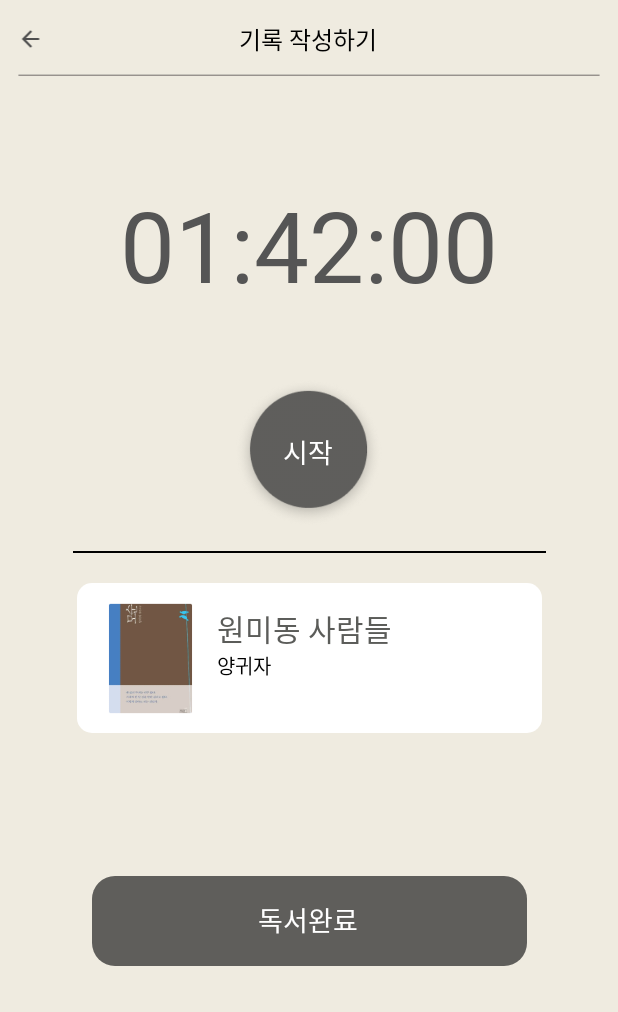
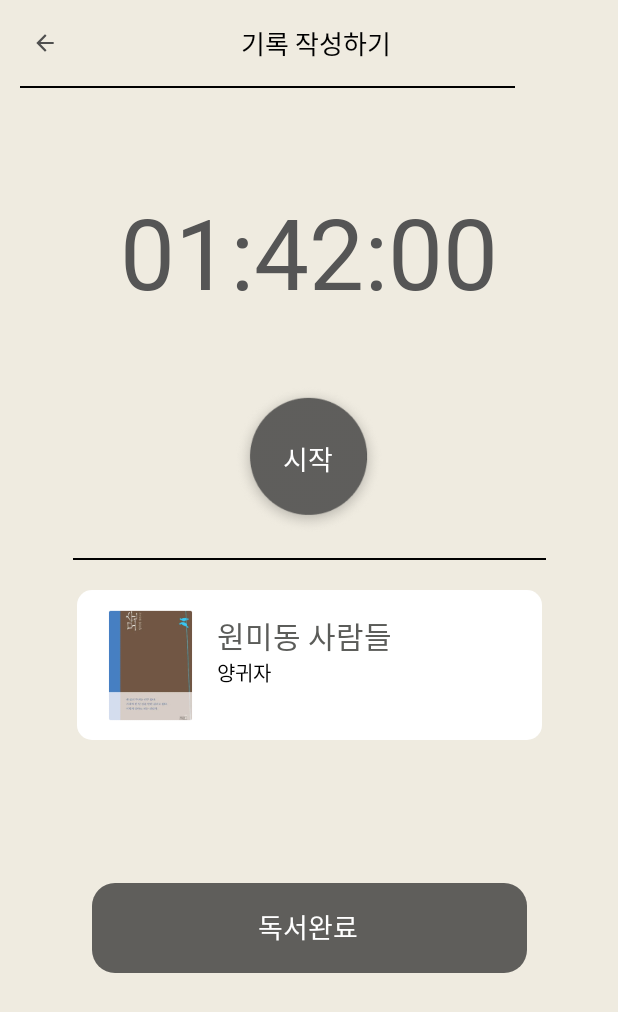
Before and after one commit to ssu-User-Interface/Booking, an Android app: the layout fragment_timer.xml on its own in the app's theme, with its tools: preview values and no code run, on a phone screen of 412 x 824 dp. Shown: the top 1012 px of the screen. Run offline under Robolectric (Android 15) with nearby library versions, the phone set to English and light mode, and no system bars.

Commit message:
[UI/#12] 상단바 디자인 수정

```diff
--- a/app/src/main/res/layout/fragment_timer.xml
+++ b/app/src/main/res/layout/fragment_timer.xml
@@ -1,59 +1,62 @@
 <?xml version="1.0" encoding="utf-8"?>
-<androidx.constraintlayout.widget.ConstraintLayout
-    xmlns:android="http://schemas.android.com/apk/res/android"
+<androidx.constraintlayout.widget.ConstraintLayout xmlns:android="http://schemas.android.com/apk/res/android"
+    xmlns:app="http://schemas.android.com/apk/res-auto"
     xmlns:tools="http://schemas.android.com/tools"
     android:layout_width="match_parent"
     android:layout_height="match_parent"
-    xmlns:app="http://schemas.android.com/apk/res-auto"
     android:background="#EFEBE0">
 
     <LinearLayout
         android:id="@+id/fragment_top"
         android:layout_width="match_parent"
         android:layout_height="wrap_content"
-        app:layout_constraintTop_toTopOf="parent"
-        android:orientation="vertical">
+        android:orientation="vertical"
+        android:paddingTop="15dp"
+        app:layout_constraintTop_toTopOf="parent">
 
         <LinearLayout
-            android:paddingTop="13dp"
             android:layout_width="match_parent"
             android:layout_height="wrap_content"
+            android:layout_gravity="center"
             android:orientation="horizontal">
 
             <ImageView
                 android:id="@+id/iv_back_arrow"
                 android:layout_width="0dp"
                 android:layout_height="wrap_content"
+                android:layout_gravity="center"
+                android:layout_marginStart="10dp"
                 android:layout_weight="1"
-                android:src="@drawable/ic_arrow_back"
-                android:layout_gravity="center"/>
+                android:src="@drawable/ic_arrow_back" />
 
             <TextView
                 android:id="@+id/tv_record_registration"
                 android:layout_width="0dp"
                 android:layout_height="wrap_content"
                 android:layout_gravity="center"
-                android:gravity="center_horizontal"
                 android:layout_weight="8"
                 android:fontFamily="@font/pretendard_regular"
-                android:textSize="16sp"
+                android:gravity="center_horizontal"
                 android:text="기록 작성하기"
-                android:textColor="@color/black"/>
+                android:textColor="@color/black"
+                android:textSize="17sp" />
 
             <Space
                 android:layout_width="0dp"
                 android:layout_height="match_parent"
-                android:layout_weight="1"
-                android:layout_gravity="right"/>
+                android:layout_gravity="right"
+                android:layout_weight="1" />
 
         </LinearLayout>
 
-        <ImageView
-            android:paddingTop="7dp"
-            android:layout_width="wrap_content"
-            android:layout_height="wrap_content"
-            android:src="@drawable/ic_line_long"
-            android:layout_gravity="center"/>
+        <View
+            android:id="@+id/view_line"
+            android:layout_width="330dp"
+            android:layout_height="2px"
+            android:layout_marginStart="13dp"
+            android:layout_marginTop="15dp"
+            android:layout_marginBottom="5dp"
+            android:background="@color/black" />
     </LinearLayout>
 
     <TextView
@@ -63,8 +66,8 @@
         android:layout_marginTop="60dp"
         android:fontFamily="@font/pretendard_extrabold"
         android:text="01:42:00"
+        android:textColor="#555555"
         android:textSize="65dp"
-        android:textColor="#555555"
         app:layout_constraintEnd_toEndOf="parent"
         app:layout_constraintStart_toStartOf="parent"
         app:layout_constraintTop_toBottomOf="@id/fragment_top" />
@@ -73,26 +76,26 @@
         android:id="@+id/view_timer_round"
         android:layout_width="100dp"
         android:layout_height="100dp"
+        android:layout_marginTop="45dp"
         android:background="@drawable/ic_timer_round"
-        app:layout_constraintTop_toBottomOf="@id/tv_timer"
+        app:layout_constraintEnd_toEndOf="parent"
         app:layout_constraintStart_toStartOf="parent"
-        app:layout_constraintEnd_toEndOf="parent"
-        android:layout_marginTop="45dp"/>
+        app:layout_constraintTop_toBottomOf="@id/tv_timer" />
 
     <TextView
         android:id="@+id/tv_timer_start"
         android:layout_width="wrap_content"
         android:layout_height="wrap_content"
+        android:layout_marginEnd="2dp"
+        android:layout_marginBottom="2dp"
         android:fontFamily="@font/pretendard_bold"
         android:text="시작"
+        android:textColor="@color/white"
         android:textSize="18sp"
-        android:textColor="@color/white"
-        android:layout_marginEnd="2dp"
-        android:layout_marginBottom="2dp"
-        app:layout_constraintTop_toTopOf="@id/view_timer_round"
         app:layout_constraintBottom_toBottomOf="@id/view_timer_round"
+        app:layout_constraintEnd_toEndOf="@id/view_timer_round"
         app:layout_constraintStart_toStartOf="@id/view_timer_round"
-        app:layout_constraintEnd_toEndOf="@id/view_timer_round"/>
+        app:layout_constraintTop_toTopOf="@id/view_timer_round" />
 
     <View
         android:id="@+id/view_timer_line"
@@ -101,9 +104,9 @@
         android:layout_marginTop="15dp"
         android:layout_marginBottom="5dp"
         android:background="@color/black"
-        app:layout_constraintTop_toBottomOf="@id/view_timer_round"
+        app:layout_constraintEnd_toEndOf="parent"
         app:layout_constraintStart_toStartOf="parent"
-        app:layout_constraintEnd_toEndOf="parent" />
+        app:layout_constraintTop_toBottomOf="@id/view_timer_round" />
 
     <View
         android:id="@+id/view_timer_book_bg"
@@ -121,38 +124,38 @@
         android:layout_height="75dp"
         android:layout_marginStart="20dp"
         android:background="@drawable/img_book"
-        app:layout_constraintTop_toTopOf="@id/view_timer_book_bg"
+        android:visibility="visible"
+        app:layout_constraintBottom_toBottomOf="@id/view_timer_book_bg"
         app:layout_constraintStart_toStartOf="@id/view_timer_book_bg"
-        app:layout_constraintBottom_toBottomOf="@id/view_timer_book_bg"
-        android:visibility="visible"/>
+        app:layout_constraintTop_toTopOf="@id/view_timer_book_bg" />
 
     <TextView
         android:id="@+id/tv_timer_book_title"
         android:layout_width="wrap_content"
         android:layout_height="wrap_content"
+        android:layout_marginStart="15dp"
+        android:layout_marginTop="15dp"
         android:fontFamily="@font/pretendard_bold"
         android:text="원미동 사람들"
+        android:textColor="#5B5C59"
         android:textSize="20sp"
-        android:textColor="#5B5C59"
-        android:layout_marginTop="15dp"
-        android:layout_marginStart="15dp"
+        android:visibility="visible"
         app:layout_constraintStart_toEndOf="@id/iv_timer_book"
-        app:layout_constraintTop_toTopOf="@id/view_timer_book_bg"
-        android:visibility="visible"/>
+        app:layout_constraintTop_toTopOf="@id/view_timer_book_bg" />
 
     <TextView
         android:id="@+id/tv_timer_book_author"
         android:layout_width="wrap_content"
         android:layout_height="wrap_content"
+        android:layout_marginStart="15dp"
+        android:layout_marginTop="-0.5dp"
         android:fontFamily="@font/pretendard_regular"
         android:text="양귀자"
+        android:textColor="#000000"
         android:textSize="13sp"
-        android:textColor="#000000"
-        android:layout_marginTop="-0.5dp"
-        android:layout_marginStart="15dp"
-        app:layout_constraintTop_toBottomOf="@id/tv_timer_book_title"
+        android:visibility="visible"
         app:layout_constraintStart_toEndOf="@id/iv_timer_book"
-        android:visibility="visible"/>
+        app:layout_constraintTop_toBottomOf="@id/tv_timer_book_title" />
 
     <View
         android:id="@+id/view_timer_complete_btn"
@@ -168,15 +171,22 @@
         android:id="@+id/tv_timer_complete"
         android:layout_width="wrap_content"
         android:layout_height="wrap_content"
+        android:layout_marginEnd="2dp"
+        android:layout_marginBottom="2dp"
         android:fontFamily="@font/pretendard_bold"
         android:text="독서완료"
+        android:textColor="@color/white"
         android:textSize="18sp"
-        android:textColor="@color/white"
-        android:layout_marginEnd="2dp"
-        android:layout_marginBottom="2dp"
-        app:layout_constraintTop_toTopOf="@id/view_timer_complete_btn"
         app:layout_constraintBottom_toBottomOf="@id/view_timer_complete_btn"
+        app:layout_constraintEnd_toEndOf="@id/view_timer_complete_btn"
         app:layout_constraintStart_toStartOf="@id/view_timer_complete_btn"
-        app:layout_constraintEnd_toEndOf="@id/view_timer_complete_btn"/>
+        app:layout_constraintTop_toTopOf="@id/view_timer_complete_btn" />
+
+    <androidx.constraintlayout.widget.Guideline
+        android:id="@+id/guideline"
+        android:layout_width="wrap_content"
+        android:layout_height="wrap_content"
+        android:orientation="horizontal"
+        app:layout_constraintGuide_begin="28dp" />
 
 </androidx.constraintlayout.widget.ConstraintLayout>
```
Also changed, not shown: app/src/main/res/layout/fragment_top.xml (+22 -19 lines).
